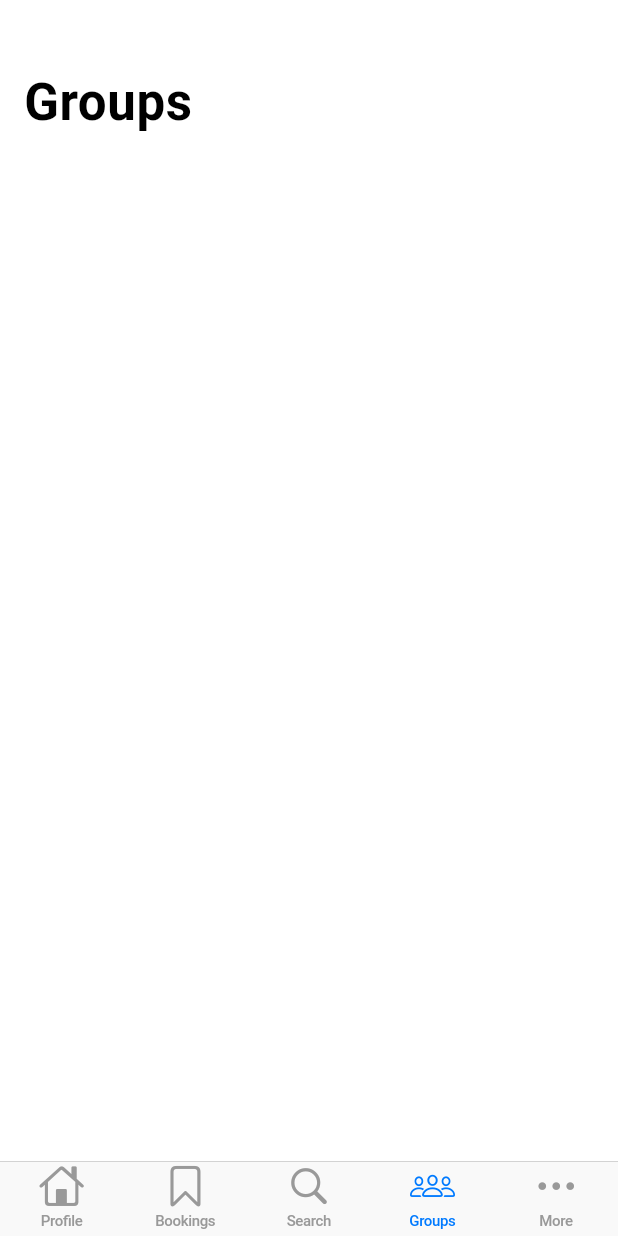
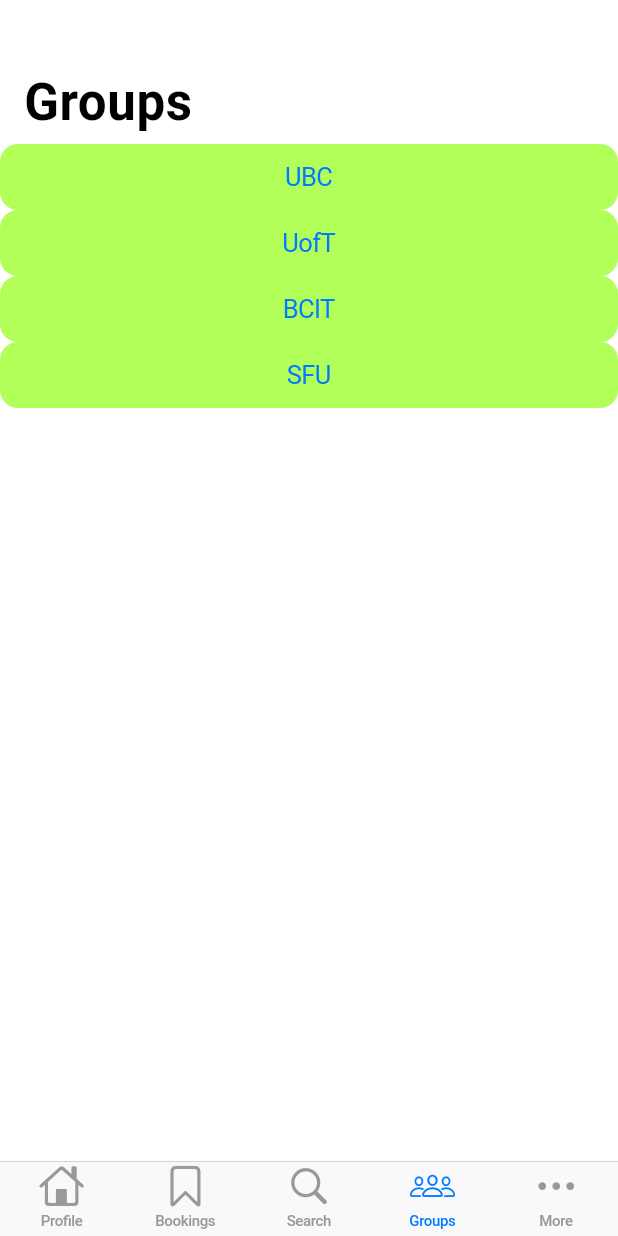
Before and after one commit to bookmeaspace/bookmeaspace, a Flutter app: the screen it shows after launch, item 4 of the bottom bar chosen, on a phone screen of 412 x 824 dp. Run offline on Flutter 3.47's test engine with Material 2 defaults, Android fonts, the light colour scheme and no system bars.

Commit message:
added group components and dynamic rendering with dummy json data

```diff
--- /dev/null
+++ b/bookmeaspace/lib/components/group.dart
@@ -0,0 +1,42 @@
+import 'package:flutter/cupertino.dart';
+import 'package:flutter/material.dart';
+
+class Group_view extends StatelessWidget {
+  Group_view({Key key, this.name})
+      : super(key: key);
+  final String name;
+//  final String description;
+//  final String group_id;
+
+  Widget build(BuildContext context) {
+    return CupertinoButton(
+        padding: EdgeInsets.all(2),
+        color: Colors.lightGreenAccent,
+        child: Text(this.name),
+        onPressed: (){
+          Navigator.push(
+            context,
+            MaterialPageRoute(builder: (context)=> GroupDetails())
+          );
+        }
+    );
+  }
+}
+class GroupDetails extends StatelessWidget {
+  @override
+  Widget build(BuildContext context) {
+    return Scaffold(
+      appBar: AppBar(
+        title: Text("Second Route"),
+      ),
+      body: Center(
+        child: RaisedButton(
+          onPressed: () {
+            Navigator.pop(context);
+          },
+          child: Text('Go back!'),
+        ),
+      ),
+    );
+  }
+}
--- a/bookmeaspace/lib/user/bookings_tab.dart
+++ b/bookmeaspace/lib/user/bookings_tab.dart
@@ -8,6 +8,7 @@
 }
 
 class _BookingTabState extends State<BookingTab> {
+  //query api for all booking info to be rendered and; stored as list to be rendered as booking component
   @override
   Widget build(BuildContext context) {
     return const CustomScrollView(
--- a/bookmeaspace/lib/user/groups_tab.dart
+++ b/bookmeaspace/lib/user/groups_tab.dart
@@ -1,4 +1,6 @@
 import 'package:flutter/cupertino.dart';
+import 'package:flutter/material.dart';
+import 'package:app/components/group.dart';
 
 class GroupsTab extends StatefulWidget {
   @override
@@ -8,12 +10,40 @@
 }
 
 class _GroupsTabState extends State<GroupsTab> {
+  //Get Data, Dummy:
+  List<Map> group_data =[
+    {
+      'name' : 'UBC'
+    },
+    {
+      'name' : 'UofT'
+    },
+    {
+      'name' : 'BCIT'
+    },
+    {
+      'name' : 'SFU'
+    }
+  ];
+
   @override
   Widget build(BuildContext context) {
-    return const CustomScrollView(
+    return CustomScrollView(
       slivers: <Widget>[
         CupertinoSliverNavigationBar(
           largeTitle: Text('Groups'),
+        ),
+        SliverList(
+          delegate: SliverChildListDelegate(
+              [
+                for (var group in group_data) Group_view(name:group['name'])
+              ]
+//              [
+//            Container(color: Colors.red, height: 150.0),
+//            Container(color: Colors.purple, height: 150.0),
+//            Container(color: Colors.green, height: 150.0),
+//            ]
+          ),
         ),
       ],
     );
```
Also changed, not shown: bookmeaspace/lib/components/booking.dart (+35 -0 lines).
